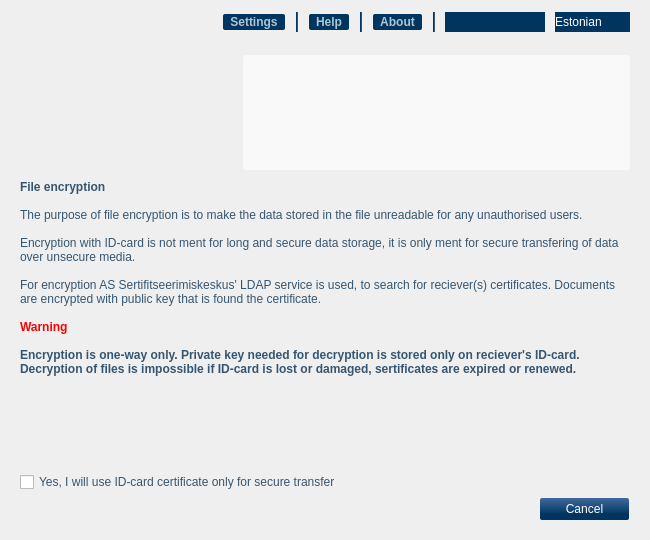
open-eid/qdigidoc, file crypto/ui/MainWindow.ui: the form before one commit.
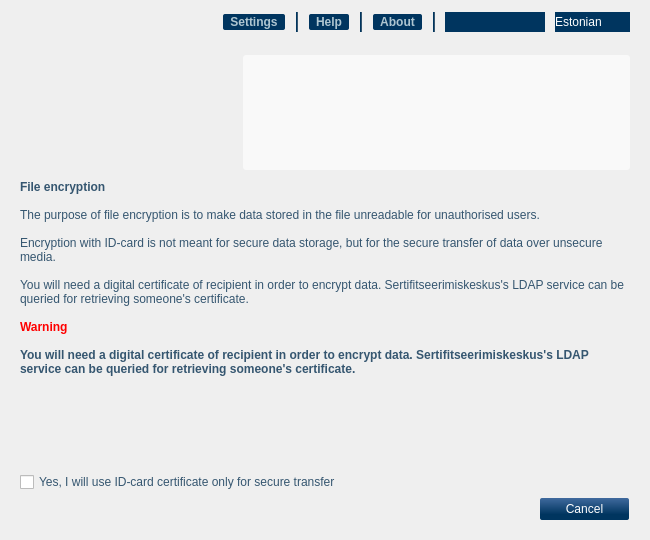
The form after the commit. The open tabs and pages were chosen to show the change. Icons and pictures are not drawn. Custom widgets are drawn as their Qt base class.

Commit message:
change intro text
Ticket: 15052

The edit to the form file:
```diff
--- a/crypto/ui/MainWindow.ui
+++ b/crypto/ui/MainWindow.ui
@@ -471,11 +471,11 @@
            <widget class="QLabel" name="introContent">
             <property name="text">
              <string>&lt;b&gt;File encryption&lt;/b&gt;&lt;br /&gt;&lt;br /&gt;
-The purpose of file encryption is to make the data stored in the file unreadable for any unauthorised users.&lt;br /&gt;&lt;br /&gt;
-Encryption with ID-card is not ment for long and secure data storage, it is only ment for secure transfering of data over unsecure media.&lt;br /&gt;&lt;br /&gt;
-For encryption AS Sertifitseerimiskeskus' LDAP service is used, to search for reciever(s) certificates. Documents are encrypted with public key that is found the certificate.&lt;br /&gt;&lt;br /&gt;
+The purpose of file encryption is to make data stored in the file unreadable for unauthorised users.&lt;br /&gt;&lt;br /&gt;
+Encryption with ID-card is not meant for secure data storage, but for the secure transfer of data over unsecure media.&lt;br /&gt;&lt;br /&gt;
+You will need a digital certificate of recipient in order to encrypt data. Sertifitseerimiskeskus's LDAP service can be queried for retrieving someone's certificate.&lt;br /&gt;&lt;br /&gt;
 &lt;b&gt;&lt;font color=&quot;red&quot;&gt;Warning&lt;/font&gt;&lt;br /&gt;&lt;br /&gt;
-Encryption is one-way only. Private key needed for decryption is stored only on reciever's ID-card. Decryption of files is impossible if ID-card is lost or damaged, sertificates are expired or renewed.&lt;/b&gt;</string>
+You will need a digital certificate of recipient in order to encrypt data. Sertifitseerimiskeskus's LDAP service can be queried for retrieving someone's certificate.&lt;/b&gt;</string>
             </property>
             <property name="wordWrap">
              <bool>true</bool>
```
The commit also changes 2 other files.
